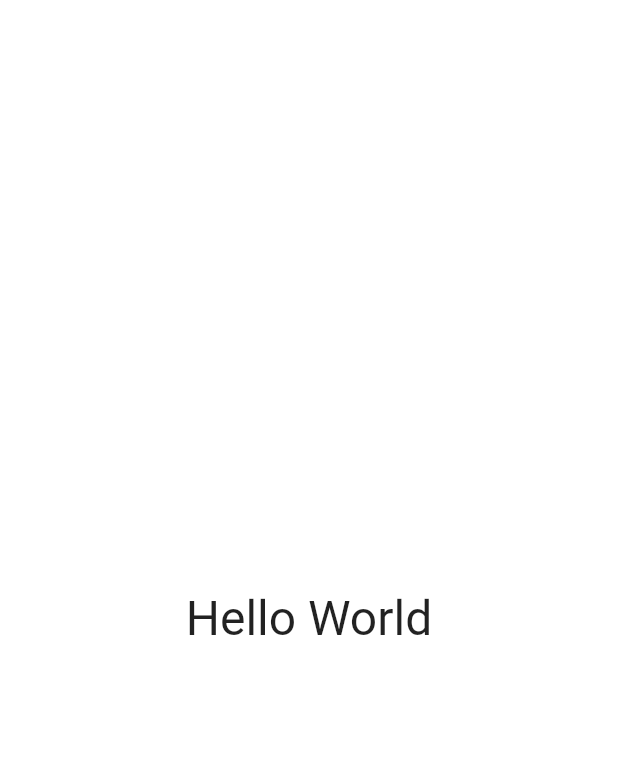
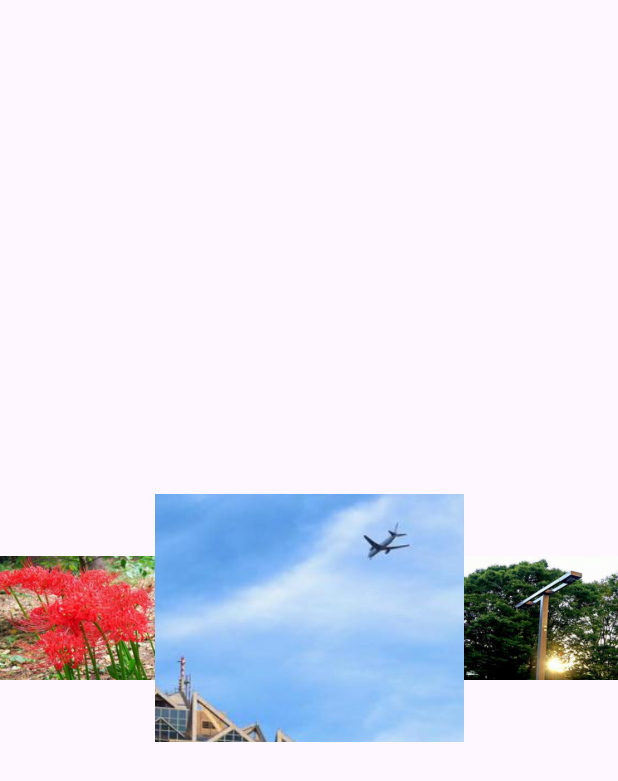
Before and after one commit to sonworks/flutter-mobile-app-development-bible, a Flutter app: the screen it shows after launch, on a phone screen of 412 x 824 dp. Shown: the top 781 px of the screen. Run offline on Flutter 3.47's test engine with Material 3 defaults, Android fonts, the phone set to English and light mode, and no system bars.

Commit message:
3.2.1.22 Row widget sample

```diff
--- a/chapter_3/flutter_application_1/lib/main.dart
+++ b/chapter_3/flutter_application_1/lib/main.dart
@@ -3,7 +3,6 @@ import 'package:flutter/material.dart'; // Flutterウィジェットが使用可
 // アプリが起動した時に、最初に動作する部分
 void main() => runApp(MyApp());
 
-/*
 // StatelessWidget Sample
 class MyApp extends StatelessWidget {
   @override
@@ -14,15 +13,11 @@ class MyApp extends StatelessWidget {
         ),
         home: Scaffold(
           body: Center(
-            child: Text(
-              'Flutter Demo Home Page',
-              style: Theme.of(context).textTheme.displaySmall,
-            ),
+            child: _buildRowImages(),
           ),
         ),
       );
 }
-*/
 
 // // 3.1.3.5 StatefulWidget Sample
 // class MyApp extends StatefulWidget {
@@ -94,20 +89,30 @@ class MyApp extends StatelessWidget {
 //       );
 // }
 
-// 3.2.1.8 MaterialAppのデザインに近づける
-class MyApp extends StatelessWidget {
-  @override
-  Widget build(BuildContext context) => Container(
-        decoration: BoxDecoration(color: Colors.white),
-        child: Center(
-          child: Text(
-            'Hello World',
-            textDirection: TextDirection.ltr,
-            style: TextStyle(
-              fontSize: 32,
-              color: Colors.black87,
-            ),
-          ),
-        ),
-      );
-}
+// // 3.2.1.8 MaterialAppのデザインに近づける
+// class MyApp extends StatelessWidget {
+//   @override
+//   Widget build(BuildContext context) => Container(
+//         decoration: BoxDecoration(color: Colors.white),
+//         child: Center(
+//           child: Text(
+//             'Hello World',
+//             textDirection: TextDirection.ltr,
+//             style: TextStyle(
+//               fontSize: 32,
+//               color: Colors.black87,
+//             ),
+//           ),
+//         ),
+//       );
+// }
+
+// 3.2.1.1.5 Row
+Widget _buildRowImages() => Row(
+      mainAxisAlignment: MainAxisAlignment.spaceEvenly,
+      children: [
+        Expanded(child: Image.asset('assets/images/image1.png'), flex: 1),
+        Expanded(child: Image.asset('assets/images/image2.png'), flex: 2),
+        Expanded(child: Image.asset('assets/images/image3.png'), flex: 1),
+      ],
+    );
--- a/chapter_3/flutter_application_1/pubspec.yaml
+++ b/chapter_3/flutter_application_1/pubspec.yaml
@@ -60,7 +60,7 @@ flutter:
 
   # To add assets to your application, add an assets section, like this:
   assets:
-    - images/
+    - assets/images/
 
   # An image asset can refer to one or more resolution-specific "variants", see
   # https://flutter.dev/assets-and-images/#resolution-aware
```
